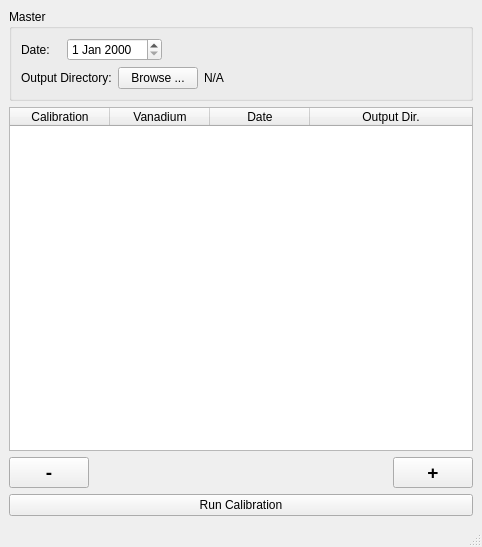
Before: the Qt Designer form designer/ui_make_calibration.ui in neutrons/addie, drawn with Qt 5.
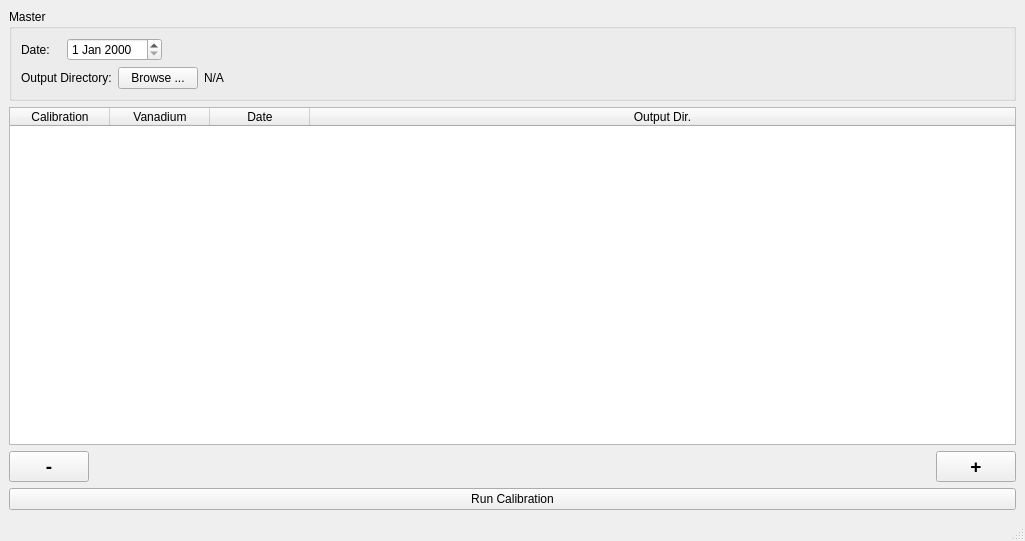
After: the same form once the commit is applied.

Commit message: More work on the make_calibration ui

Patch:
```diff
--- a/designer/ui_make_calibration.ui
+++ b/designer/ui_make_calibration.ui
@@ -6,8 +6,8 @@
    <rect>
     <x>0</x>
     <y>0</y>
-    <width>482</width>
-    <height>547</height>
+    <width>1025</width>
+    <height>541</height>
    </rect>
   </property>
   <property name="windowTitle">
```
Left out of the diff: 2 changed lines with no effect on the pictures. The commit also changes 1 other file.
